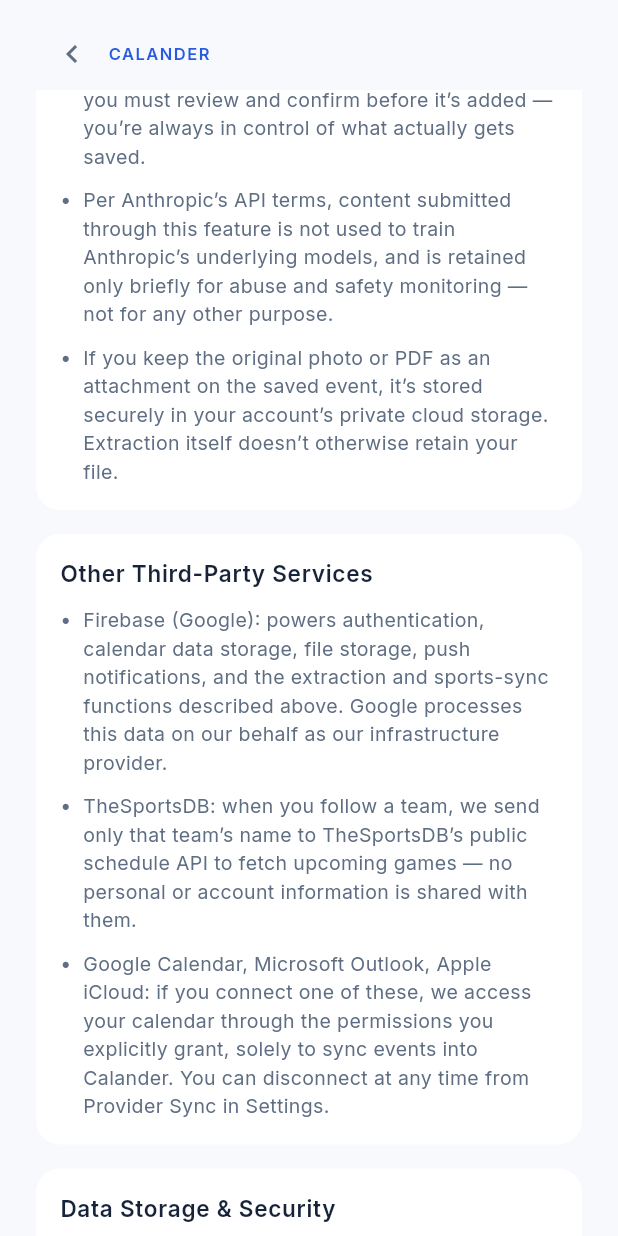
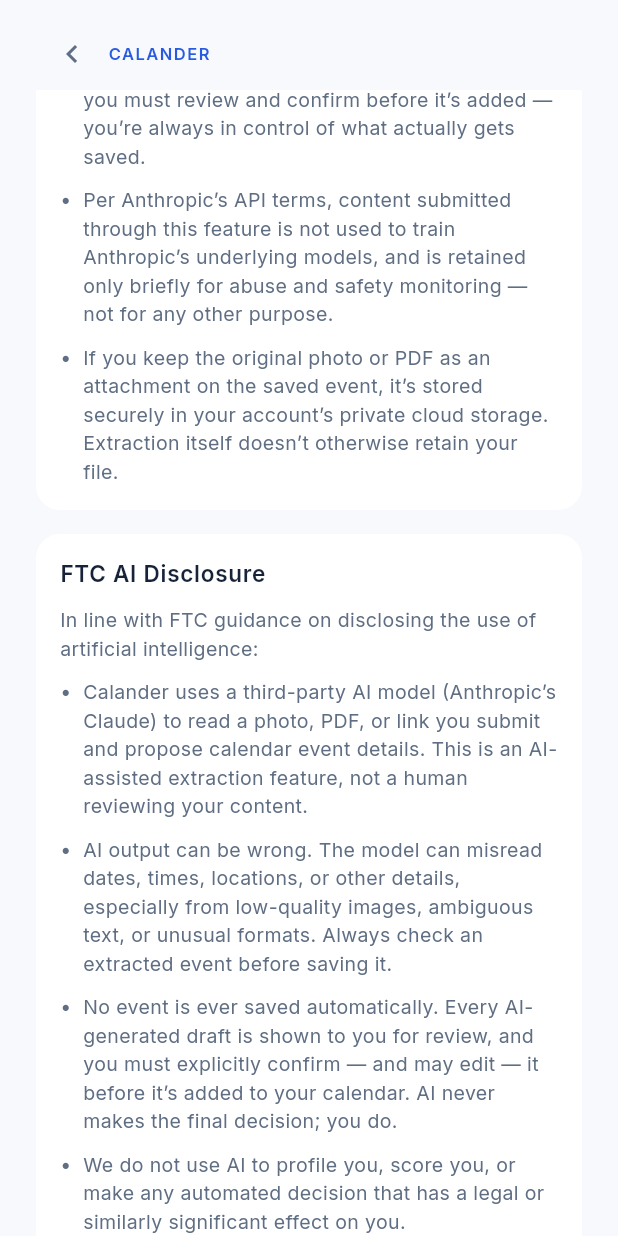
Before and after one commit to realjfinc/CalanderProject, a Flutter app: the PrivacyPolicyScreen widget shown alone on an empty page, opened directly, scrolled down 1152 dp, on a phone screen of 412 x 824 dp. Run offline on Flutter 3.47's test engine with Material 3 defaults, Android fonts, the phone set to English and light mode, and no system bars; our stand-ins replace cloud_firestore, cloud_functions, file_picker, firebase_auth, firebase_core, firebase_messaging and 4 more; accounts and stored records are empty.

Commit message:
Security audit fixes + privacy/terms policy updates
Security:
- Fix SSRF in link extraction: validate scheme, resolve hostname and
  reject private/reserved/metadata IPs (blocks DNS rebinding too), cap
  response size, add a fetch timeout.
- Validate extractEvent inputs (image mime allowlist, base64 size caps,
  URL length cap) before doing any expensive or risky work.
- Delete an event's Storage attachments when the event is deleted
  (best-effort, never blocks the event delete itself).
- Harden firestore.rules: bound and type-check reminders/attachments
  list fields instead of accepting any list.
- Add a repo-root .gitignore as a backstop against committing real
  credentials.

Policy:
- Add an FTC AI Disclosure section and a Privacy Nutrition Label table
  to PRIVACY.md and its in-app mirror.
- Add TERMS.md (new) covering UGC/no-fake-testimonials, DMCA takedown
  policy with a placeholder Designated Agent (needs real US Copyright
  Office registration), and an arbitration + class-action-waiver clause
  -- both explicitly flagged as templates needing attorney review, with
  a matching in-app Terms screen linked from Settings and the welcome
  screen.

All existing suites still pass: 174 Flutter tests, 50 functions tests,
9 Firestore rules emulator tests (including 3 new SSRF tests, 4 new
extractEvent validation tests, 1 new rules test, and 2 new attachment
cleanup tests).

Co-Authored-By: Claude Sonnet 5 <noreply@anthropic.com>
Claude-Session: https://claude.ai/code/session_01UD1oPRtMeprGGmzBU2JfVD

```diff
--- a/calander/lib/services/firestore_event_repository.dart
+++ b/calander/lib/services/firestore_event_repository.dart
@@ -3,19 +3,29 @@ import 'package:cloud_firestore/cloud_firestore.dart';
 import '../models/calendar_event.dart';
 import 'event_repository.dart';
 import 'firestore_write_limiter.dart';
+import 'upload_storage.dart';
 
 /// One user-scoped collection shared by calendar editing and provider sync.
 class FirestoreEventRepository implements CalendarEventRepository {
-  FirestoreEventRepository({required String uid, FirebaseFirestore? firestore})
+  FirestoreEventRepository({required String uid, FirebaseFirestore? firestore, UploadStorage? uploadStorage})
     : _events = (firestore ?? FirebaseFirestore.instance)
           .collection('users')
           .doc(uid)
-          .collection('events');
+          .collection('events'),
+      _injectedUploadStorage = uploadStorage;
   final CollectionReference<Map<String, dynamic>> _events;
+  final UploadStorage? _injectedUploadStorage;
   late final _limiter = FirestoreWriteLimiter(
     firestore: _events.firestore,
     uid: _events.parent!.id,
   );
+  // Lazy, like _limiter above: constructing FirebaseUploadStorage touches
+  // FirebaseStorage.instance, which requires a real Firebase app to exist.
+  // Deferring construction to first use means a repository that's built
+  // but never actually deletes an event with an attachment (most tests,
+  // most call sites) never needs one at all.
+  late final UploadStorage _uploadStorage =
+      _injectedUploadStorage ?? FirebaseUploadStorage(uid: _events.parent!.id);
 
   // Do not order by one schema's timestamp field: that would silently omit
   // documents written by the other schema before this merge.
@@ -72,11 +82,24 @@ class FirestoreEventRepository implements CalendarEventRepository {
   @override
   Future<void> updateEvent(CalendarEvent event) => save(event, isNew: false);
   @override
-  Future<void> deleteEvent(String eventId) {
+  Future<void> deleteEvent(String eventId) async {
     final ref = _events.doc(eventId);
-    return _limiter.commit([
-      ref.path,
-    ], (transaction) => transaction.delete(ref));
+    final snapshot = await ref.get();
+    final attachments = (snapshot.data()?['attachments'] as List?)?.cast<String>() ?? const [];
+
+    await _limiter.commit([ref.path], (transaction) => transaction.delete(ref));
+
+    // Best-effort: the event is already gone by this point regardless of
+    // what happens here, so a Storage hiccup must never surface as a
+    // failure to delete the event.
+    for (final url in attachments) {
+      try {
+        await _uploadStorage.deleteByUrl(url);
+      } catch (_) {
+        // Ignored -- see above. A stray orphaned file is a lesser problem
+        // than reporting "couldn't delete" for an event that, in fact, was.
+      }
+    }
   }
 
   @override
--- a/calander/lib/ui/legal/privacy_policy_screen.dart
+++ b/calander/lib/ui/legal/privacy_policy_screen.dart
@@ -76,6 +76,31 @@ class PrivacyPolicyScreen extends StatelessWidget {
       ),
       SizedBox(height: 16),
       _Section(
+        heading: 'FTC AI Disclosure',
+        paragraphs: [
+          'In line with FTC guidance on disclosing the use of artificial '
+              'intelligence:',
+        ],
+        bullets: [
+          'Calander uses a third-party AI model (Anthropic’s Claude) to '
+              'read a photo, PDF, or link you submit and propose calendar '
+              'event details. This is an AI-assisted extraction feature, '
+              'not a human reviewing your content.',
+          'AI output can be wrong. The model can misread dates, times, '
+              'locations, or other details, especially from low-quality '
+              'images, ambiguous text, or unusual formats. Always check an '
+              'extracted event before saving it.',
+          'No event is ever saved automatically. Every AI-generated draft '
+              'is shown to you for review, and you must explicitly confirm '
+              '— and may edit — it before it’s added to your calendar. AI '
+              'never makes the final decision; you do.',
+          'We do not use AI to profile you, score you, or make any '
+              'automated decision that has a legal or similarly '
+              'significant effect on you.',
+        ],
+      ),
+      SizedBox(height: 16),
+      _Section(
         heading: 'Other Third-Party Services',
         bullets: [
           'Firebase (Google): powers authentication, calendar data '
@@ -125,6 +150,44 @@ class PrivacyPolicyScreen extends StatelessWidget {
           'Disconnect a connected calendar provider at any time.',
           'Unfollow a sports team to stop syncing its games.',
           'Turn off notifications from your device settings.',
+        ],
+      ),
+      SizedBox(height: 16),
+      _Section(
+        heading: 'Privacy Nutrition Label',
+        paragraphs: [
+          'A quick-reference summary of what we collect and why, similar '
+              'to an app store “privacy nutrition label.” The sections '
+              'above are the full policy; this list is a shortcut, not a '
+              'replacement.',
+        ],
+        bullets: [
+          'Name, email, password — collected for account creation & '
+              'sign-in — shared only with Firebase as our infrastructure '
+              'provider — linked to your identity.',
+          'Calendar events, notes, tags — collected for core app '
+              'functionality — shared only with Firebase for storage — '
+              'linked to your identity.',
+          'Photos/PDFs/links you submit for extraction — collected only '
+              'what you submit — used for AI event extraction — shared '
+              'with Anthropic (processed, never used for training) — '
+              'linked to your identity.',
+          'Connected calendar data (Google/Outlook/iCloud) — collected '
+              'only if you connect a provider — used to sync events into '
+              'Calander — shared with the provider itself, via the '
+              'permissions you grant — linked to your identity.',
+          'Followed sports teams — collected only if you use Sports Mode '
+              '— used to show game schedules — shared with TheSportsDB '
+              '(team name only, no account data) — not linked to your '
+              'identity.',
+          'Push notification token & device timezone — collected for '
+              'event reminders and correct local times — shared with '
+              'Firebase Cloud Messaging — linked to your identity.',
+          'Precise/background location — not collected.',
+          'Health, financial, or browsing-history data — not collected.',
+          'Advertising or cross-app tracking identifiers — not collected.',
+          'We do not sell your data, and we do not use your data for '
+              'advertising.',
         ],
       ),
       SizedBox(height: 16),
--- /dev/null
+++ b/calander/lib/ui/legal/terms_screen.dart
@@ -0,0 +1,263 @@
+import 'package:flutter/material.dart';
+
+import '../calendar/calendar_widgets.dart';
+
+/// Static Terms and Conditions, reachable from Settings (signed in) and
+/// from the welcome screen (signed out) so it's visible before account
+/// creation too. Mirrors TERMS.md at the repo root.
+class TermsScreen extends StatelessWidget {
+  const TermsScreen({super.key});
+
+  @override
+  Widget build(BuildContext context) => CalendarPage(
+    title: 'Terms and Conditions',
+    subtitle: 'Last updated September 2026',
+    onBack: () => Navigator.pop(context),
+    children: const [
+      _Section(
+        heading: 'Notice',
+        paragraphs: [
+          'This document is provided as a starting point, not a '
+              'substitute for legal advice. The Arbitration and Class '
+              'Action Waiver section has state- and country-specific '
+              'enforceability requirements, and the DMCA section’s '
+              'Designated Agent must be registered with the U.S. '
+              'Copyright Office to receive full safe-harbor protection. '
+              'Have a qualified attorney review this document before '
+              'relying on it.',
+        ],
+      ),
+      SizedBox(height: 16),
+      _Section(
+        heading: '1. Acceptance of Terms',
+        paragraphs: [
+          'By creating an account or using Calander (“we”, “our”, “the '
+              'app”), you agree to these Terms and Conditions and to our '
+              'Privacy Policy. If you don’t agree, don’t use the app.',
+        ],
+      ),
+      SizedBox(height: 16),
+      _Section(
+        heading: '2. The Service',
+        paragraphs: [
+          'Calander helps you manage your calendar, extract events from '
+              'photos, PDFs, and links using AI, sync with other calendar '
+              'providers, and follow sports teams’ schedules. Features may '
+              'change, and we may add, modify, or remove features at any '
+              'time.',
+        ],
+      ),
+      SizedBox(height: 16),
+      _Section(
+        heading: '3. Your Account',
+        paragraphs: [
+          'You’re responsible for keeping your login credentials secure '
+              'and for all activity under your account. Tell us right '
+              'away if you suspect unauthorized access to your account.',
+        ],
+      ),
+      SizedBox(height: 16),
+      _Section(
+        heading: '4. User Content',
+        paragraphs: [
+          '“User Content” means anything you upload, submit, or create '
+              'through Calander — calendar events, notes, photos, PDFs, '
+              'and links you submit for extraction.',
+        ],
+        bullets: [
+          'You own your User Content. We don’t claim ownership of it. '
+              'You grant us a limited license to store, process, and '
+              'display it solely to provide the app’s functionality to '
+              'you.',
+          'You’re responsible for your User Content. Don’t upload '
+              'anything you don’t have the right to share, anything that '
+              'infringes someone else’s rights, or anything illegal, '
+              'abusive, or harmful.',
+          'No fake testimonials or reviews. You may not post, submit, or '
+              'ask anyone else to post fabricated, paid-for-and-'
+              'undisclosed, or otherwise deceptive testimonials, reviews, '
+              'or endorsements about Calander. We do not create, edit, or '
+              'publish fake user testimonials ourselves, and we do not '
+              'misrepresent AI-generated content as a real user’s '
+              'independent review.',
+        ],
+      ),
+      SizedBox(height: 16),
+      _Section(
+        heading: '5. User Content Liability and DMCA Takedown Policy',
+        paragraphs: [
+          'Calander is a platform that stores and displays content you '
+              'and other users submit (“user-generated content” or UGC). '
+              'We do not pre-screen UGC before it’s saved to your '
+              'account, and — consistent with the safe harbor under 17 '
+              'U.S.C. § 512 (the DMCA) — we are not liable for UGC we did '
+              'not create, provided we respond appropriately to valid '
+              'takedown notices.',
+          'If you believe content accessible through Calander infringes '
+              'your copyright, send a written notice to our Designated '
+              'Agent that includes your signature, identification of the '
+              'copyrighted work and the infringing material, your contact '
+              'information, a good-faith statement, and a statement made '
+              'under penalty of perjury that you’re authorized to act on '
+              'the copyright owner’s behalf.',
+          'Designated Agent for Copyright Notices: dmca@calanderapp.com '
+              '(placeholder — action required: this contact must be '
+              'registered with the U.S. Copyright Office’s DMCA agent '
+              'directory to provide real safe-harbor protection).',
+          'If your content was removed and you believe that was a '
+              'mistake, you may submit a counter-notice. We may terminate '
+              'the accounts of users determined to be repeat infringers.',
+        ],
+      ),
+      SizedBox(height: 16),
+      _Section(
+        heading: '6. How We Use AI',
+        paragraphs: [
+          'Our AI-assisted event extraction feature is described in '
+              'detail in the Privacy Policy, including the FTC AI '
+              'Disclosure section. In short: AI output is a draft only, '
+              'can be inaccurate, and is never saved to your calendar '
+              'without your explicit review and confirmation.',
+        ],
+      ),
+      SizedBox(height: 16),
+      _Section(
+        heading: '7. Prohibited Conduct',
+        bullets: [
+          'Use the app for any unlawful purpose or in violation of these '
+              'Terms.',
+          'Attempt to gain unauthorized access to another user’s account '
+              'or data.',
+          'Interfere with or disrupt the app’s infrastructure, including '
+              'circumventing rate limits or security controls.',
+          'Reverse-engineer, scrape, or use automated means to access the '
+              'app beyond normal, individual use.',
+          'Upload malicious code or content that infringes another '
+              'person’s intellectual property or privacy rights.',
+        ],
+      ),
+      SizedBox(height: 16),
+      _Section(
+        heading: '8. Disclaimers',
+        paragraphs: [
+          'The app is provided “as is” and “as available,” without '
+              'warranties of any kind, express or implied. AI-extracted '
+              'event details may be inaccurate — you’re responsible for '
+              'reviewing them before relying on them.',
+        ],
+      ),
+      SizedBox(height: 16),
+      _Section(
+        heading: '9. Limitation of Liability',
+        paragraphs: [
+          'To the maximum extent permitted by law, Calander and its '
+              'operators are not liable for any indirect, incidental, '
+              'special, consequential, or punitive damages, or any loss '
+              'of data, arising from your use of the app. Our total '
+              'liability for any claim is limited to the amount you paid '
+              'us, if any, in the twelve months before the claim arose.',
+        ],
+      ),
+      SizedBox(height: 16),
+      _Section(
+        heading: '10. Arbitration and Class Action Waiver',
+        paragraphs: [
+          'Read this section carefully — it affects your legal rights, '
+              'including your right to file a lawsuit in court.',
+        ],
+        bullets: [
+          'Agreement to arbitrate: you and Calander agree that any '
+              'dispute arising out of or relating to these Terms or your '
+              'use of the app will be resolved by binding, individual '
+              'arbitration rather than in court, except that either party '
+              'may bring an individual claim in small-claims court if it '
+              'qualifies.',
+          'Class action waiver: arbitration or any proceeding will be '
+              'conducted only on an individual basis, not as a class, '
+              'consolidated, or representative action.',
+          'Arbitration will be administered by a recognized arbitration '
+              'organization under its consumer arbitration rules, before '
+              'a single arbitrator, with a final and binding decision.',
+          'Opt-out: you may opt out of this arbitration agreement by '
+              'sending written notice within 30 days of first accepting '
+              'these Terms.',
+          'Severability: if the class action waiver is found '
+              'unenforceable as to a particular claim, that claim '
+              'proceeds in court instead; the rest of this section '
+              'remains in effect.',
+          'This clause is a template — enforceability varies by '
+              'jurisdiction. Have an attorney confirm it before relying '
+              'on it.',
+        ],
+      ),
+      SizedBox(height: 16),
+      _Section(
+        heading: '11. Termination',
+        paragraphs: [
+          'You may stop using the app and delete your account at any '
+              'time. We may suspend or terminate your access if you '
+              'violate these Terms.',
+        ],
+      ),
+      SizedBox(height: 16),
+      _Section(
+        heading: '12. Changes to These Terms',
+        paragraphs: [
+          'We may update these Terms as the app changes. We’ll update the '
+              'date at the top when we do, in both this file and the '
+              'in-app copy.',
+        ],
+      ),
+      SizedBox(height: 16),
+      _Section(
+        heading: '13. Governing Law',
+        paragraphs: [
+          'These Terms are governed by the laws of the jurisdiction in '
+              'which Calander operates, without regard to conflict-of-law '
+              'principles, except where the Federal Arbitration Act '
+              'governs Section 10 above.',
+        ],
+      ),
+      SizedBox(height: 16),
+      _Section(
+        heading: 'Contact Us',
+        paragraphs: [
+          'Questions about these Terms? Contact us at '
+              'legal@calanderapp.com.',
+        ],
+      ),
+    ],
+  );
+}
+
+class _Section extends StatelessWidget {
+  const _Section({required this.heading, this.paragraphs = const [], this.bullets = const []});
+
+  final String heading;
+  final List<String> paragraphs;
+  final List<String> bullets;
+
+  @override
+  Widget build(BuildContext context) => CalendarPanel(
+    child: Column(
+      crossAxisAlignment: CrossAxisAlignment.start,
+      children: [
+        Text(heading, style: Theme.of(context).textTheme.bodyLarge?.copyWith(fontWeight: FontWeight.w600)),
+        for (final paragraph in paragraphs) ...[
+          const SizedBox(height: 10),
+          Text(paragraph, style: Theme.of(context).textTheme.bodyMedium),
+        ],
+        for (final bullet in bullets) ...[
+          const SizedBox(height: 10),
+          Row(
+            crossAxisAlignment: CrossAxisAlignment.start,
+            children: [
+              const Text('•  '),
+              Expanded(child: Text(bullet, style: Theme.of(context).textTheme.bodyMedium)),
+            ],
+          ),
+        ],
+      ],
+    ),
+  );
+}
```
Also changed, not shown: calander/lib/auth/auth_screens.dart (+8 -0 lines), calander/lib/services/upload_storage.dart (+21 -0 lines), calander/lib/ui/calendar/calendar_home_screen.dart (+14 -0 lines), 12 other files.
